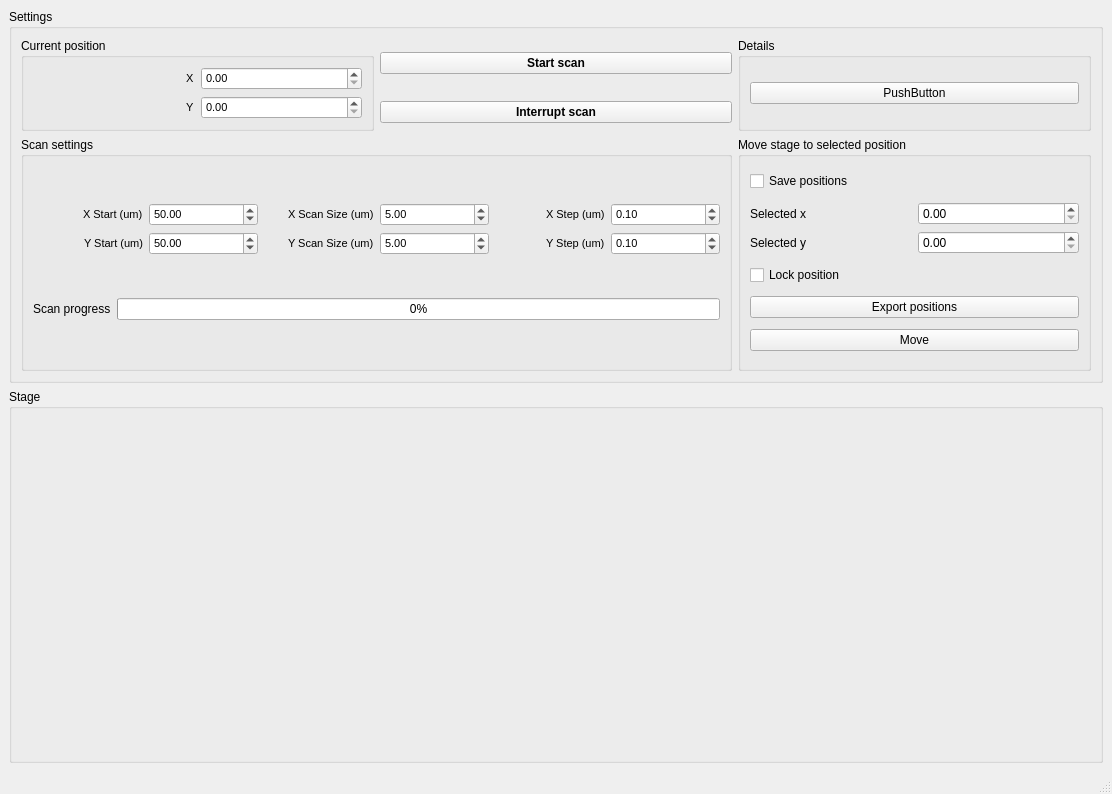
Above: HW_PI_PiezoStage/spec_pz_2.ui from GingerLabUW/Microscope_App before the change. Below: the same form after it.
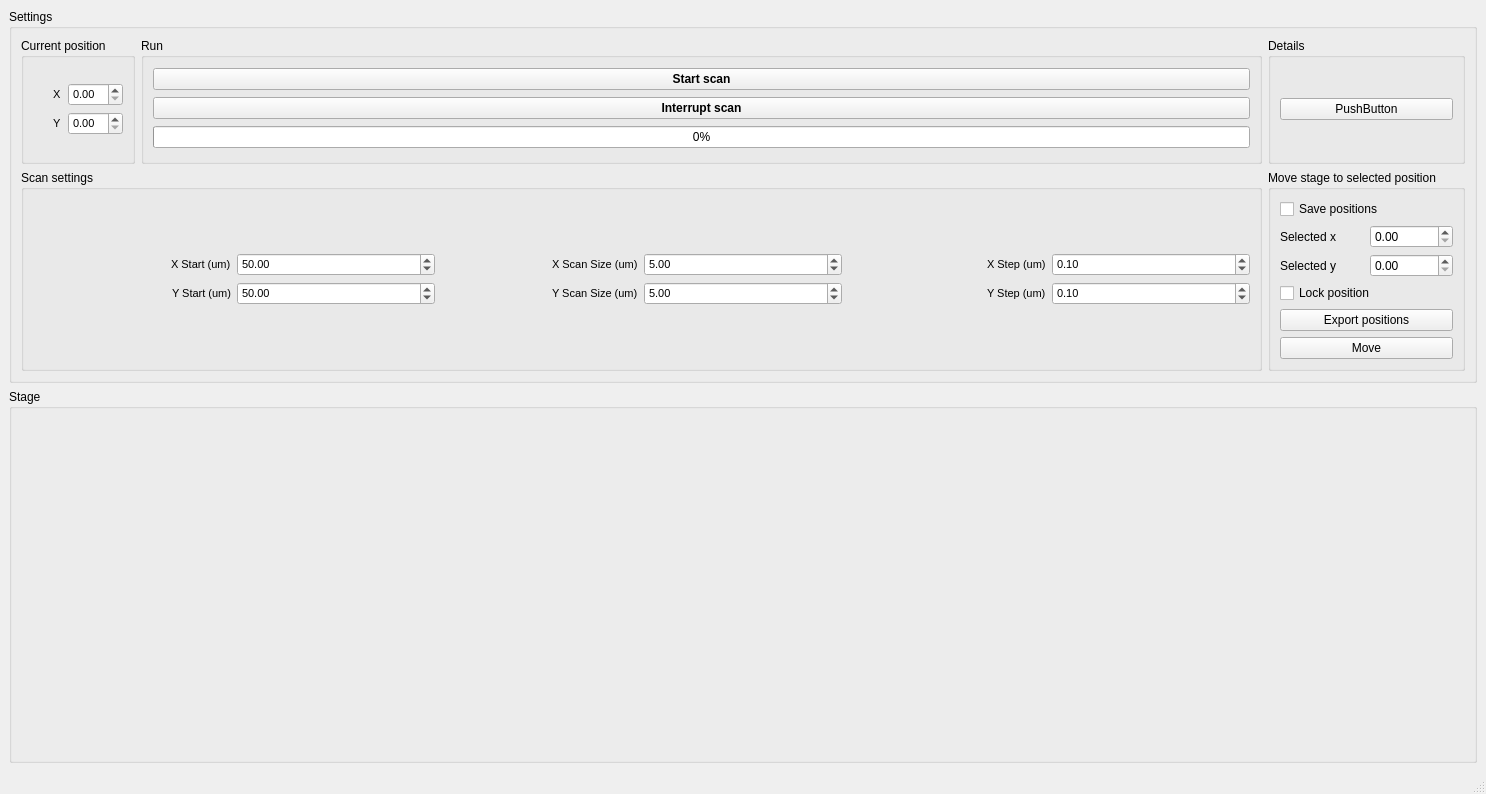
That is the form after the change.

Commit message: updated ui, progress bar for spec scan

```diff
--- a/HW_PI_PiezoStage/spec_pz_2.ui
+++ b/HW_PI_PiezoStage/spec_pz_2.ui
@@ -6,7 +6,7 @@
    <rect>
     <x>0</x>
     <y>0</y>
-    <width>1112</width>
+    <width>1486</width>
     <height>794</height>
    </rect>
   </property>
@@ -36,6 +36,48 @@
        <bool>true</bool>
       </property>
       <layout class="QGridLayout" name="gridLayout_10">
+       <item row="0" column="1" rowspan="2">
+        <widget class="QGroupBox" name="groupBox_3">
+         <property name="title">
+          <string>Run</string>
+         </property>
+         <layout class="QGridLayout" name="gridLayout_4">
+          <item row="2" column="0">
+           <widget class="QProgressBar" name="progressBar">
+            <property name="value">
+             <number>0</number>
+            </property>
+           </widget>
+          </item>
+          <item row="0" column="0">
+           <widget class="QPushButton" name="start_scan_pushButton">
+            <property name="font">
+             <font>
+              <weight>75</weight>
+              <bold>true</bold>
+             </font>
+            </property>
+            <property name="text">
+             <string>Start scan</string>
+            </property>
+           </widget>
+          </item>
+          <item row="1" column="0">
+           <widget class="QPushButton" name="interrupt_scan_pushButton">
+            <property name="font">
+             <font>
+              <weight>75</weight>
+              <bold>true</bold>
+             </font>
+            </property>
+            <property name="text">
+             <string>Interrupt scan</string>
+            </property>
+           </widget>
+          </item>
+         </layout>
+        </widget>
+       </item>
        <item row="0" column="0" rowspan="2">
         <widget class="QGroupBox" name="groupBox_4">
          <property name="title">
@@ -91,19 +133,6 @@
          </layout>
         </widget>
        </item>
-       <item row="1" column="1">
-        <widget class="QPushButton" name="interrupt_scan_pushButton">
-         <property name="font">
-          <font>
-           <weight>75</weight>
-           <bold>true</bold>
-          </font>
-         </property>
-         <property name="text">
-          <string>Interrupt scan</string>
-         </property>
-        </widget>
-       </item>
        <item row="2" column="2">
         <widget class="QGroupBox" name="groupBox_2">
          <property name="title">
@@ -165,19 +194,6 @@
          </layout>
         </widget>
        </item>
-       <item row="0" column="1">
-        <widget class="QPushButton" name="start_scan_pushButton">
-         <property name="font">
-          <font>
-           <weight>75</weight>
-           <bold>true</bold>
-          </font>
-         </property>
-         <property name="text">
-          <string>Start scan</string>
-         </property>
-        </widget>
-       </item>
        <item row="0" column="2" rowspan="2">
         <widget class="QGroupBox" name="details_groupBox">
          <property name="title">
@@ -357,20 +373,6 @@
             </item>
            </layout>
           </item>
-          <item row="1" column="0">
-           <widget class="QLabel" name="label_3">
-            <property name="text">
-             <string>Scan progress</string>
-            </property>
-           </widget>
-          </item>
-          <item row="1" column="1">
-           <widget class="QProgressBar" name="progressBar">
-            <property name="value">
-             <number>0</number>
-            </property>
-           </widget>
-          </item>
          </layout>
         </widget>
        </item>
```
Left out of the diff: 147 changed lines with no effect on the pictures. The commit also changes 9 other files.
